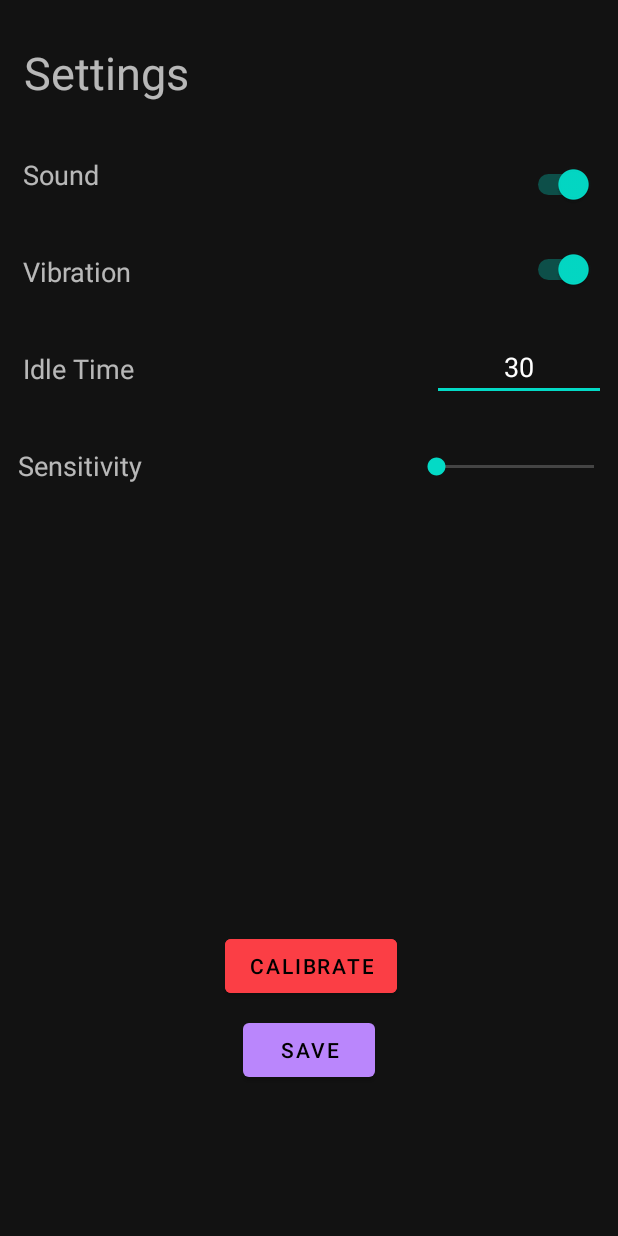
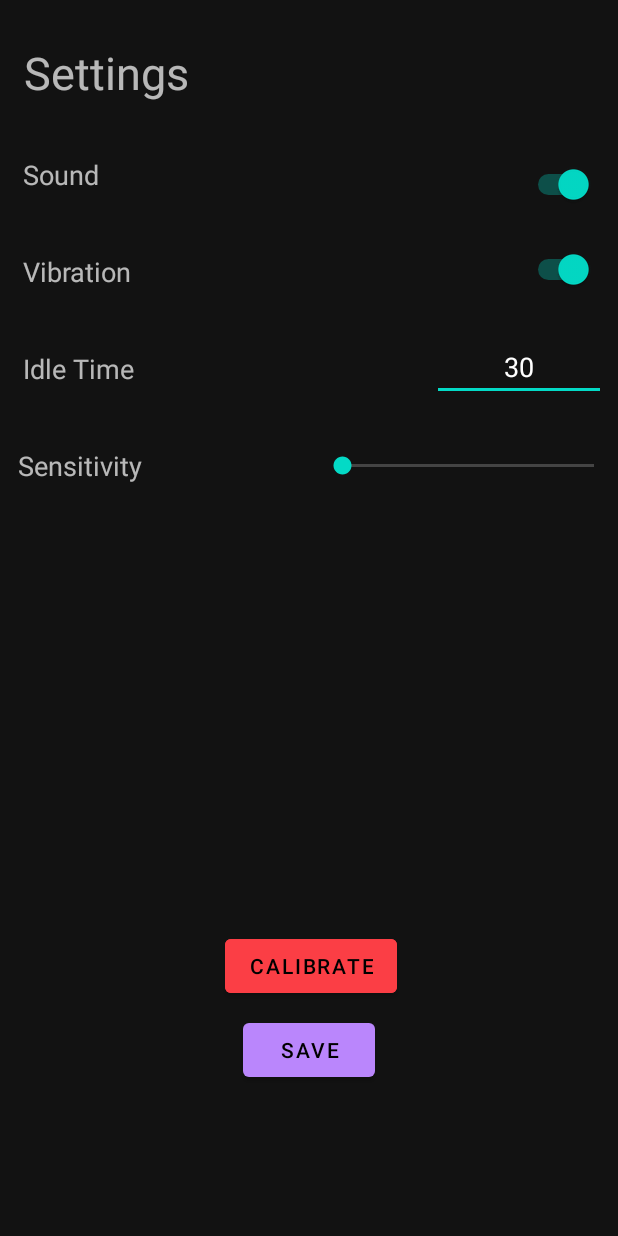
Before and after one commit to MajdKhodr/StillAlert, an Android app: the SettingsActivity screen opened directly, with no data from a screen before it, on a phone screen of 412 x 824 dp. Run offline under Robolectric (Android 15) with nearby library versions, the phone set to English and light mode, and no system bars.

Commit message:
Adjusted seekBar length

```diff
--- a/app/src/main/res/layout/activity_settings.xml
+++ b/app/src/main/res/layout/activity_settings.xml
@@ -94,10 +94,10 @@
 
     <SeekBar
         android:id="@+id/seekBar_threshhold"
-        android:layout_width="137dp"
-        android:layout_height="27dp"
+        android:layout_width="200dp"
+        android:layout_height="30dp"
         android:layout_marginStart="8dp"
-        android:layout_marginTop="30dp"
+        android:layout_marginTop="28dp"
         app:layout_constraintEnd_toEndOf="parent"
         app:layout_constraintHorizontal_bias="1.0"
         app:layout_constraintStart_toEndOf="@+id/textView_threshhold"
```
